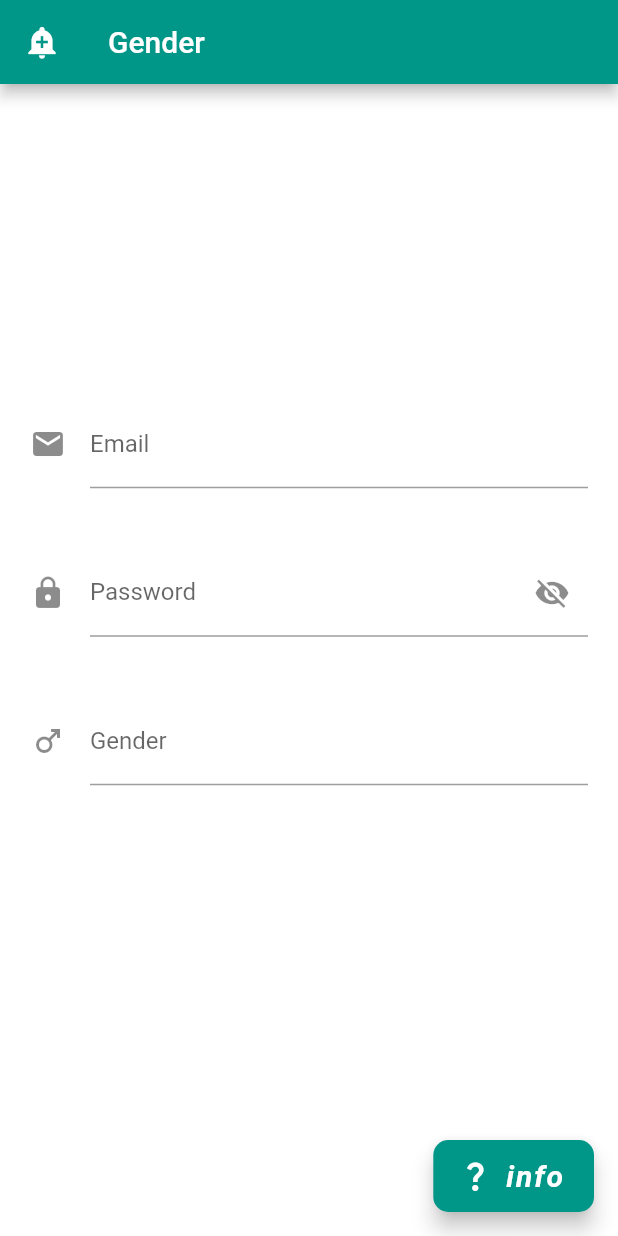
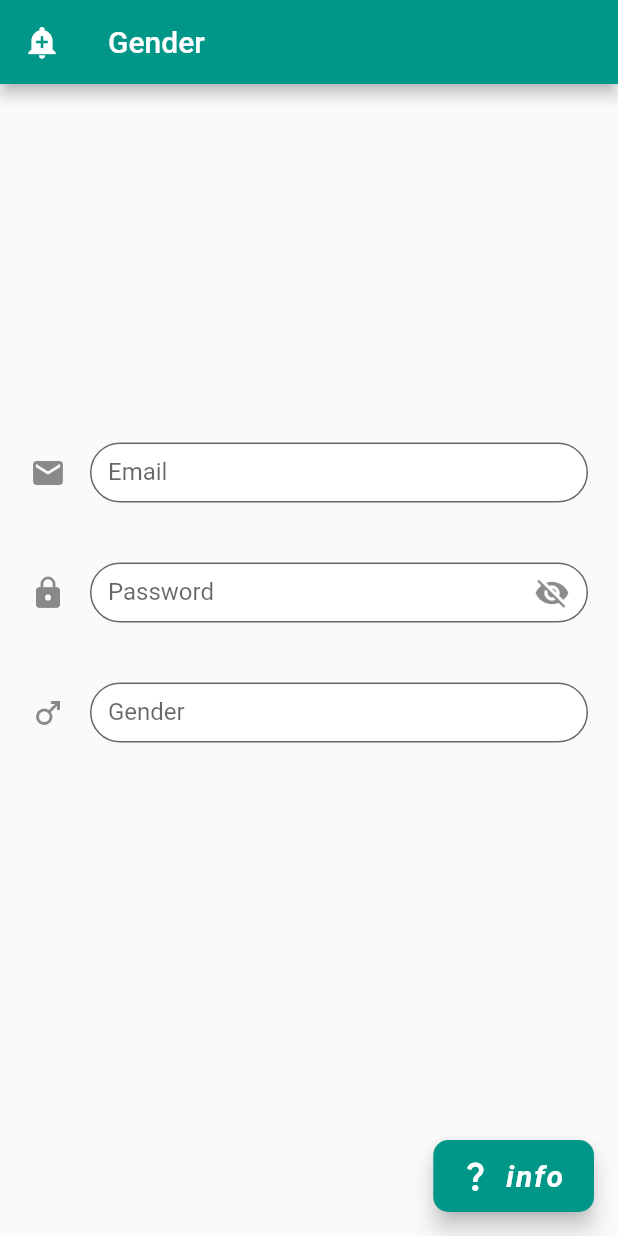
Before and after one commit to RamezHamdiSaeed/MyFlutterReference, a Flutter app: the screen it shows after launch, on a phone screen of 412 x 824 dp. Run offline on Flutter 3.47's test engine with Material 2 defaults, Android fonts, the phone set to English and light mode, and no system bars.

Commit message:
more dynamic textField decoration

```diff
--- a/lib/App/components/text_fields.dart
+++ b/lib/App/components/text_fields.dart
@@ -8,29 +8,54 @@ class TextFields extends StatefulWidget {
 }
 
 class _TextFieldsState extends State<TextFields> {
+  bool passwordVisibility = false;
+
   Container textFieldTemplate(
       {bool obsecureText = false,
       TextInputType keyboardType = TextInputType.text,
-      required Widget icon,
+      Widget? icon,
+      Widget? suffixIcon,
       required String decorationLabelText}) {
+    obsecureText = (keyboardType == TextInputType.visiblePassword)
+        ? !passwordVisibility
+        : obsecureText;
+
+    InputDecoration inputDecorationTemplate = InputDecoration(
+        fillColor: Colors.white,
+        filled: true,
+        border: const OutlineInputBorder(
+            borderSide: BorderSide(color: Colors.grey, width: 10),
+            borderRadius: BorderRadius.all(Radius.circular(80))),
+        label: Text(decorationLabelText),
+        hintText: "Enter your $decorationLabelText",
+        hintStyle: const TextStyle(
+            color: Color.fromARGB(60, 65, 65, 65), height: 3.0));
+
+    InputDecoration inputDecoration = (icon == null)
+        ? inputDecorationTemplate
+        : inputDecorationTemplate.copyWith(icon: icon);
+
+    inputDecoration = (suffixIcon == null)
+        ? inputDecoration
+        : inputDecoration.copyWith(suffixIcon: suffixIcon);
     return Container(
+      height: 40,
       margin: const EdgeInsets.all(20),
       child: TextField(
         obscureText: obsecureText,
         keyboardType: keyboardType,
-        decoration: InputDecoration(
-            icon: icon,
-            label: Text(decorationLabelText),
-            hintText: "Enter your $decorationLabelText",
-            hintStyle: const TextStyle(color: Color.fromARGB(60, 65, 65, 65))),
+        decoration: inputDecoration,
       ),
     );
   }
 
-  bool passwordVisibility = false;
   @override
   Widget build(BuildContext context) {
-    return Column(
+    return Container(
+      height: double.infinity,
+      alignment: Alignment.center,
+      child: SingleChildScrollView(
+        child: Column(
           mainAxisAlignment: MainAxisAlignment.spaceAround,
           children: <Widget>[
             textFieldTemplate(
@@ -38,31 +63,19 @@ class _TextFieldsState extends State<TextFields> {
                 keyboardType: TextInputType.emailAddress,
                 icon: const Icon(Icons.email),
                 decorationLabelText: "Email"),
-        Container(
-          margin: const EdgeInsets.all(20),
-          child: TextField(
-            obscureText: !passwordVisibility,
+            textFieldTemplate(
                 keyboardType: TextInputType.visiblePassword,
-            decoration: InputDecoration(
                 icon: const Icon(Icons.lock),
                 suffixIcon: IconButton(
-                  icon: Icon(
-                    passwordVisibility
-                        ? Icons.visibility
-                        : Icons.visibility_off,
-                  ),
                     onPressed: () {
                       setState(() {
                         passwordVisibility = !passwordVisibility;
                       });
                     },
-                ),
-                label: const Text("Password"),
-                hintText: "Enter your password",
-                hintStyle:
-                    const TextStyle(color: Color.fromARGB(60, 65, 65, 65))),
-          ),
-        ),
+                    icon: (passwordVisibility)
+                        ? const Icon(Icons.visibility)
+                        : const Icon(Icons.visibility_off)),
+                decorationLabelText: "Password"),
             textFieldTemplate(
                 obsecureText: false,
                 keyboardType: TextInputType.text,
@@ -70,6 +83,8 @@ class _TextFieldsState extends State<TextFields> {
                 decorationLabelText: "Gender"),
             const SizedBox(height: 90),
           ],
+        ),
+      ),
     );
   }
 }
--- a/lib/App/my_app.dart
+++ b/lib/App/my_app.dart
@@ -1,13 +1,15 @@
 import 'package:first_flutter_app/App/pages/genders.dart';
 import 'package:flutter/material.dart';
 
-class MyApp extends StatelessWidget {
+class MyApp extends StatefulWidget {
   const MyApp({Key? key}) : super(key: key);
+
+  @override
+  State<MyApp> createState() => _MyAppState();
+}
+
+class _MyAppState extends State<MyApp> {
   // void printText(msg) {
-  //   // ignore: avoid_print
-  //   print("button clicked with '$msg'");
-  // }
-
   @override
   Widget build(BuildContext context) {
     return MaterialApp(
--- a/lib/App/pages/genders.dart
+++ b/lib/App/pages/genders.dart
@@ -27,17 +27,7 @@ class Genders extends StatelessWidget {
       ),
       floatingActionButton: const ChangingFloatingActionButtonTooltip(),
       // floatingActionButtonLocation: FloatingActionButtonLocation.startFloat,
-      body: Container(
-        // padding: const EdgeInsets.only(top: 200),
-        alignment: Alignment.center,
-        color: Colors.white,
-        // color: const Color(0x51ff0000),
-        // color: const Color.fromARGB(250, 255, 0, 255),
-        // color: const Color.fromRGBO(255, 0, 0, 0.2),
-        child: const SingleChildScrollView(
-          child: TextFields(),
-        ),
-      ),
+      body: const TextFields(),
     );
   }
 }
```
Lines whose indentation alone changed are shown as unchanged.
